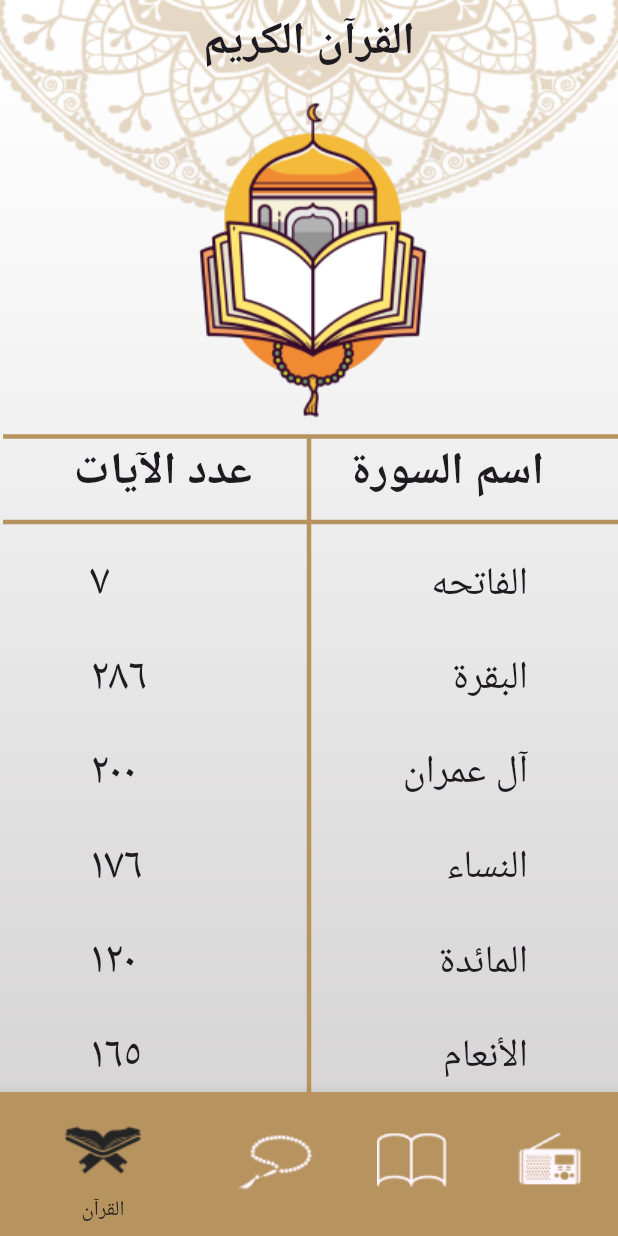
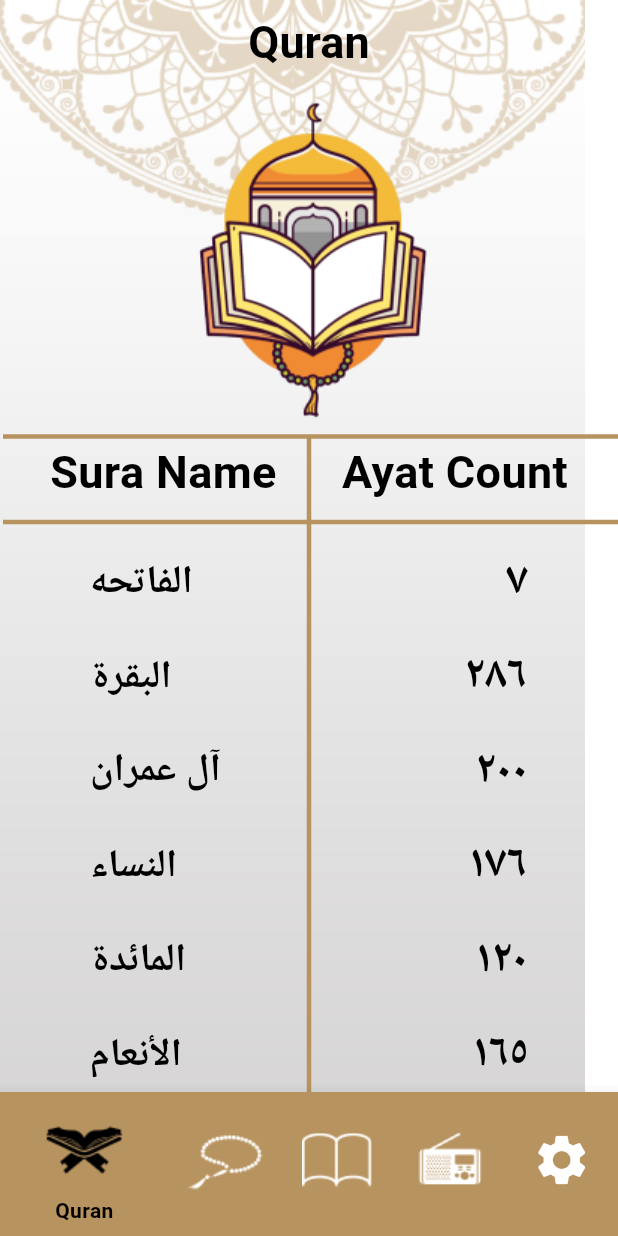
Before and after one commit to amrreda1998/IslamiApp, a Flutter app: the screen it shows after launch, on a phone screen of 412 x 824 dp. Run offline on Flutter 3.47's test engine with Material 3 defaults, Android fonts, the phone set to English and light mode, and no system bars; our stand-ins replace dropdown_button2, google_fonts; generated files the repository leaves out were written again.

Commit message:
created settings tab + localization  + theming feaures

```diff
--- /dev/null
+++ b/islamiapp/l10n.yaml
@@ -0,0 +1,3 @@
+arb-dir: lib/l10n
+template-arb-file: app_en.arb
+output-localization-file: app_localizations.dart
--- /dev/null
+++ b/islamiapp/lib/Themes/mythemedata.dart
@@ -0,0 +1,96 @@
+import 'package:flutter/material.dart';
+import 'package:flutter/widgets.dart';
+import 'package:islamiapp/screens/settings_tab_screen.dart';
+
+class MyThemeData {
+  static final ThemeData light_theme = ThemeData(
+    primaryColor: const Color(0xffB7935F),
+    scaffoldBackgroundColor: Colors.transparent,
+    appBarTheme: const AppBarTheme(
+      backgroundColor: Colors.transparent,
+      iconTheme: IconThemeData(color: Colors.black),
+      elevation: 0,
+      centerTitle: true,
+      shadowColor: Colors.transparent,
+      titleTextStyle: TextStyle(
+        color: Colors.black,
+        fontSize: 30,
+        fontWeight: FontWeight.bold,
+      ),
+    ),
+    bottomNavigationBarTheme: const BottomNavigationBarThemeData(
+      selectedItemColor: Colors.black,
+      unselectedItemColor: Colors.white,
+      // backgroundColor: Color(0xffB7935F), does not work so i used canvas color way
+    ),
+    textTheme: const TextTheme(
+      bodyLarge: TextStyle(
+        color: Colors.black,
+        fontSize: 25,
+        fontWeight: FontWeight.bold,
+      ),
+      bodyMedium: TextStyle(
+        color: Colors.black,
+        fontSize: 25,
+        fontWeight: FontWeight.w700,
+      ),
+      bodySmall: TextStyle(
+        color: Colors.black,
+        fontSize: 25,
+        fontWeight: FontWeight.bold,
+      ),
+    ),
+  );
+
+  static final ThemeData dark_theme = ThemeData(
+    primaryColor: const Color(0xff141A2E),
+    scaffoldBackgroundColor: Colors.transparent,
+    appBarTheme: const AppBarTheme(
+      backgroundColor: Colors.transparent,
+      iconTheme: IconThemeData(color: Colors.white),
+      elevation: 0,
+      centerTitle: true,
+      shadowColor: Colors.transparent,
+      titleTextStyle: TextStyle(
+        color: Colors.white,
+        fontSize: 30,
+        fontWeight: FontWeight.bold,
+      ),
+    ),
+    bottomNavigationBarTheme: const BottomNavigationBarThemeData(
+      selectedItemColor: Color(0xffB7935F),
+      unselectedItemColor: Colors.white,
+      // backgroundColor: Color(0xff141A2E), does not work so i used canvas color way
+    ),
+    textTheme: const TextTheme(
+      bodyLarge: TextStyle(
+        color: Colors.white,
+        fontSize: 25,
+        fontWeight: FontWeight.bold,
+      ),
+      bodyMedium: TextStyle(
+        color: Colors.white,
+        fontSize: 25,
+        fontWeight: FontWeight.w700,
+      ),
+      bodySmall: TextStyle(
+        color: Colors.white,
+        fontSize: 25,
+        fontWeight: FontWeight.bold,
+      ),
+    ),
+  );
+
+  //background image for the entire app
+  static Image appbackgroundimage =
+      Image.asset("assets/images/background_image.png");
+  setBackgoroundImage() {
+    if (SettingsTabScreen.choosenTheme == "Light Theme" ||
+        SettingsTabScreen.choosenTheme == "الوضع النهارى") {
+          appbackgroundimage = Image.asset("assets/images/background_image.png");
+    } else if (SettingsTabScreen.choosenTheme == "Dark Theme" ||
+        SettingsTabScreen.choosenTheme == "الوضع الليلى") {
+          appbackgroundimage = Image.asset("assets/images/background_image_dark.png");
+        }
+  }
+}
--- /dev/null
+++ b/islamiapp/lib/l10n/app_ar.arb
@@ -0,0 +1,19 @@
+{
+    "app_title":"اسلامى",
+    "sura_name":"اسم السورة",
+    "ayat_count":"عدد الآيات",
+    "quran":"القرآن",
+    "hadieth":"الأحاديث",
+    "sebha":"السبحة",
+    "tasbehatCount":"عدد التسبيحات :",
+    "radio":"الراديو",
+    "hadieth_name":"اسم الحديث",
+    "quran_kareem_radio":"إذاعة القرآن الكريم",
+    "settings" : "الإعدادات",
+    "choose_app_language":"اختر لغة التطبيق",
+    "choose_app_theme":"اختر وضع التطبيق",
+    "light_theme":"الوضع النهارى",
+    "dark_theme":"الوضع الليلي",
+    "arabic_language":"العربية",
+    "english_language":"الإنجليزية"
+}
--- /dev/null
+++ b/islamiapp/lib/l10n/app_en.arb
@@ -0,0 +1,19 @@
+{
+    "app_title":"Islami",
+    "sura_name":"Sura Name",
+    "ayat_count":"Ayat Count",
+    "quran":"Quran",
+    "hadieth":"Hadieth",
+    "sebha":"Sebha",
+    "tasbehatCount":"Tasbehat count :",
+    "radio":"Radio",
+    "hadieth_name":"Hadieth Name",
+    "quran_kareem_radio":"Quran Kareem Broadcasting",
+    "settings" : "Settings",
+    "choose_app_language":"Choose The App language",
+    "choose_app_theme":"Choose The App Theme",
+    "light_theme":"Light Theme",
+    "dark_theme":"Dark Theme",
+    "arabic_language":"Arabic",
+    "english_language":"English"
+}
--- a/islamiapp/lib/main.dart
+++ b/islamiapp/lib/main.dart
@@ -1,12 +1,19 @@
 import 'package:flutter/material.dart';
+import 'package:islamiapp/Themes/mythemedata.dart';
+import 'package:islamiapp/providers/app_config_provider.dart';
 import 'package:islamiapp/screens/ahadieth_tab_screen.dart';
 import 'package:islamiapp/screens/quran_tab_screen.dart';
 import 'package:islamiapp/screens/radio_tab_screen.dart';
 import 'package:islamiapp/screens/sebhaa_tab_screen.dart';
-import 'package:flutter_localizations/flutter_localizations.dart';
+import 'package:flutter_gen/gen_l10n/app_localizations.dart';
+import 'package:islamiapp/screens/settings_tab_screen.dart';
+import 'package:provider/provider.dart';
 
 void main() {
-  runApp(const MyApp());
+  runApp(
+    ChangeNotifierProvider(
+        create: (context) => AppConfigProvider(), child: const MyApp()),
+  );
 }
 
 class MyApp extends StatelessWidget {
@@ -15,28 +22,29 @@ class MyApp extends StatelessWidget {
   // This widget is the root of your application.
   @override
   Widget build(BuildContext context) {
+    //make a provider object of my language provider
+    var provider = Provider.of<AppConfigProvider>(context);
+
+
     return MaterialApp(
       title: 'IslamiApp',
       initialRoute: QuranTabScreen.routeName,
-      theme: ThemeData(),
+      debugShowCheckedModeBanner: false,
 
       routes: {
         QuranTabScreen.routeName: (context) => const QuranTabScreen(),
         SebhaaTabScreen.routeName: (context) => const SebhaaTabScreen(),
         AhadiethTabScreen.routeName: (context) => const AhadiethTabScreen(),
-        RadioTabScreen.routeName: (context) => const RadioTabScreen()
+        RadioTabScreen.routeName: (context) => const RadioTabScreen(),
+        SettingsTabScreen.routeName: (context) => const SettingsTabScreen(),
       },
       //Localization
-      localizationsDelegates: const [
-        GlobalMaterialLocalizations.delegate,
-        GlobalWidgetsLocalizations.delegate,
-        GlobalCupertinoLocalizations.delegate,
-      ],
-      supportedLocales: const [
-        Locale('ar'), // English
-        Locale('en'), // Spanish
-      ],
-      debugShowCheckedModeBanner: false,
+      localizationsDelegates: AppLocalizations.localizationsDelegates,
+      supportedLocales: AppLocalizations.supportedLocales,
+      locale: Locale(provider.appLanguage),
+      themeMode: provider.thememode,
+      theme: MyThemeData.light_theme,
+      darkTheme: MyThemeData.dark_theme,
     );
   }
 }
--- a/islamiapp/lib/reusable_widgets/helper_methods_and_attributes.dart
+++ b/islamiapp/lib/reusable_widgets/helper_methods_and_attributes.dart
@@ -4,6 +4,7 @@ import 'package:islamiapp/screens/ahadieth_tab_screen.dart';
 import 'package:islamiapp/screens/quran_tab_screen.dart';
 import 'package:islamiapp/screens/radio_tab_screen.dart';
 import 'package:islamiapp/screens/sebhaa_tab_screen.dart';
+import 'package:islamiapp/screens/settings_tab_screen.dart';
 
 class HelperMethodsAndAttributes {
   //method to convert numbers in a string to its arabic fomat
@@ -22,6 +23,7 @@ class HelperMethodsAndAttributes {
     1: SebhaaTabScreen.routeName,
     2: AhadiethTabScreen.routeName,
     3: RadioTabScreen.routeName,
+    4: SettingsTabScreen.routeName,
   };
 
   //method to form a title for every hadieth in the list
--- a/islamiapp/lib/screens/ahadieth_content_screen.dart
+++ b/islamiapp/lib/screens/ahadieth_content_screen.dart
@@ -1,6 +1,8 @@
 import 'package:flutter/material.dart';
 import 'package:google_fonts/google_fonts.dart';
+import 'package:islamiapp/Themes/mythemedata.dart';
 import 'package:islamiapp/reusable_widgets/helper_methods_and_attributes.dart';
+// import 'package:flutter_gen/gen_l10n/app_localizations.dart';
 
 class HadiethContentScreen extends StatefulWidget {
   static int hadiethindex = 0;
@@ -18,7 +20,7 @@ class _HadiethContentScreen extends State<HadiethContentScreen> {
   @override
   Widget build(BuildContext context) {
     return Stack(children: <Widget>[
-      Image.asset("assets/images/background_image.png"),
+     MyThemeData.appbackgroundimage,
       Scaffold(
         backgroundColor: Colors.transparent,
         appBar: AppBar(
--- a/islamiapp/lib/screens/quran_sura_content_screen.dart
+++ b/islamiapp/lib/screens/quran_sura_content_screen.dart
@@ -1,8 +1,10 @@
 import 'package:flutter/material.dart';
 import 'package:flutter/services.dart' show rootBundle;
 import 'package:google_fonts/google_fonts.dart';
+import 'package:islamiapp/Themes/mythemedata.dart';
 import 'package:islamiapp/reusable_widgets/helper_methods_and_attributes.dart';
 import 'package:islamiapp/screens/quran_tab_screen.dart';
+// import 'package:flutter_gen/gen_l10n/app_localizations.dart';
 
 class QuranSuratScreen extends StatefulWidget {
   static int suratFileIndex = 1;
@@ -48,7 +50,7 @@ class _QuranSuratScreenState extends State<QuranSuratScreen> {
     }
 
     return Stack(children: <Widget>[
-      Image.asset("assets/images/background_image.png"),
+      MyThemeData.appbackgroundimage,
       Scaffold(
         backgroundColor: Colors.transparent,
         appBar: AppBar(
--- a/islamiapp/lib/screens/quran_tab_screen.dart
+++ b/islamiapp/lib/screens/quran_tab_screen.dart
@@ -1,7 +1,9 @@
 import 'package:flutter/material.dart';
 import 'package:google_fonts/google_fonts.dart';
+import 'package:islamiapp/Themes/mythemedata.dart';
 import 'package:islamiapp/reusable_widgets/helper_methods_and_attributes.dart';
 import 'package:islamiapp/screens/quran_sura_content_screen.dart';
+import 'package:flutter_gen/gen_l10n/app_localizations.dart';
 
 class QuranTabScreen extends StatefulWidget {
   const QuranTabScreen({super.key});
@@ -252,17 +254,13 @@ class _QuranTabScreenState extends State<QuranTabScreen> {
   Widget build(BuildContext context) {
     return Stack(
       children: <Widget>[
-        Image.asset(
-          "assets/images/background_image.png",
-          fit: BoxFit.fill,
-          width: double.infinity,
-        ),
+        MyThemeData.appbackgroundimage,
         Scaffold(
           backgroundColor: Colors.transparent,
           appBar: AppBar(
-            title: const Text(
-              "القرآن الكريم",
-              style: TextStyle(fontSize: 30, fontWeight: FontWeight.bold),
+            title: Text(
+              AppLocalizations.of(context)!.quran,
+              style: const TextStyle(fontSize: 30, fontWeight: FontWeight.bold),
             ),
             centerTitle: true,
             backgroundColor: Colors.transparent,
@@ -270,8 +268,8 @@ class _QuranTabScreenState extends State<QuranTabScreen> {
             automaticallyImplyLeading: false,
           ),
           bottomNavigationBar: Theme(
-            data: ThemeData(
-              canvasColor: const Color(0xffB7935F),
+            data: Theme.of(context).copyWith(
+              canvasColor: Theme.of(context).primaryColor,
             ),
             child: BottomNavigationBar(
               currentIndex: selectedItemIndex,
@@ -287,33 +285,39 @@ class _QuranTabScreenState extends State<QuranTabScreen> {
                   }
                 });
               },
-              selectedItemColor: const Color(0xff242424),
-              items: const [
+              items: [
                 BottomNavigationBarItem(
-                    icon: ImageIcon(
+                    icon: const ImageIcon(
                       AssetImage(
                           "assets/images/quran_tab_images/quran_icon.png"),
                       size: 62,
                     ),
-                    label: "القرآن"),
+                    label: AppLocalizations.of(context)!.quran),
                 BottomNavigationBarItem(
-                    icon: ImageIcon(
+                    icon: const ImageIcon(
                       AssetImage("assets/images/quran_tab_images/sebha.png"),
                       size: 62,
                     ),
-                    label: "السبحة"),
+                    label: AppLocalizations.of(context)!.sebha),
                 BottomNavigationBarItem(
-                    icon: ImageIcon(
+                    icon: const ImageIcon(
                       AssetImage("assets/images/quran_tab_images/hadieth.png"),
                       size: 62,
                     ),
-                    label: "الحديث"),
+                    label: AppLocalizations.of(context)!.hadieth),
                 BottomNavigationBarItem(
-                    icon: ImageIcon(
+                    icon: const ImageIcon(
                       AssetImage("assets/images/quran_tab_images/radio.png"),
                       size: 62,
                     ),
-                    label: "الراديو"),
+                    label: AppLocalizations.of(context)!.radio),
+                BottomNavigationBarItem(
+                  icon: const Icon(
+                    Icons.settings,
+                    size: 40,
+                  ),
+                  label: AppLocalizations.of(context)!.settings,
+                ),
               ],
             ),
           ),
@@ -334,26 +338,26 @@ class _QuranTabScreenState extends State<QuranTabScreen> {
                       margin: const EdgeInsets.all(10),
                       child: Column(
                         children: [
-                          const Row(
+                          Row(
                             mainAxisAlignment: MainAxisAlignment.spaceAround,
                             children: [
-                              SizedBox(
+                              const SizedBox(
                                 width: 2,
                               ),
                               Text(
-                                "عدد الآيات",
-                                style: TextStyle(
+                                AppLocalizations.of(context)!.sura_name,
+                                style: const TextStyle(
                                     fontSize: 30, fontWeight: FontWeight.bold),
                               ),
-                              SizedBox(
+                              const SizedBox(
                                 width: 15,
                               ),
                               Text(
-                                "اسم السورة",
-                                style: TextStyle(
+                                AppLocalizations.of(context)!.ayat_count,
+                                style: const TextStyle(
                                     fontSize: 30, fontWeight: FontWeight.bold),
                               ),
-                              SizedBox(
+                              const SizedBox(
                                 width: 2,
                               ),
                             ],
@@ -384,8 +388,18 @@ class _QuranTabScreenState extends State<QuranTabScreen> {
                                           MainAxisAlignment.spaceBetween,
                                       children: [
                                         Padding(
-                                          padding:
-                                              const EdgeInsets.only(left: 40),
+                                          padding: const EdgeInsets.symmetric(
+                                              horizontal: 40),
+                                          child: Text(
+                                            QuranTabScreen.suraNames[index],
+                                            style: GoogleFonts.amiriQuran(
+                                              fontSize: 26,
+                                            ),
+                                          ),
+                                        ),
+                                        Padding(
+                                          padding: const EdgeInsets.symmetric(
+                                              horizontal: 40),
                                           child: Text(
                                             HelperMethodsAndAttributes
                                                 .convertToArabicNumber(
@@ -394,16 +408,6 @@ class _QuranTabScreenState extends State<QuranTabScreen> {
                                                         .toString()),
                                             style:
                                                 const TextStyle(fontSize: 30),
-                                          ),
-                                        ),
-                                        Padding(
-                                          padding:
-                                              const EdgeInsets.only(right: 40),
-                                          child: Text(
-                                            QuranTabScreen.suraNames[index],
-                                            style: GoogleFonts.amiriQuran(
-                                              fontSize: 26,
-                                            ),
                                           ),
                                         ),
                                       ],
--- a/islamiapp/pubspec.yaml
+++ b/islamiapp/pubspec.yaml
@@ -35,6 +35,8 @@ dependencies:
   intl: any
   flutter_native_splash: ^2.4.1
   google_fonts: ^6.2.1
+  dropdown_button2: ^2.3.8
+  provider: ^6.1.2
   # just_audio: ^0.9.39
   # audioplayers: ^6.0.0
 
@@ -62,12 +64,12 @@ dev_dependencies:
 
 # The following section is specific to Flutter packages.
 flutter:
-
+  generate: true
   # The following line ensures that the Material Icons font is
   # included with your application, so that you can use the icons in
   # the material Icons class.
   uses-material-design: true
-  generate: true
+
 
   # To add assets to your application, add an assets section, like this:
   assets:
```
Also changed, not shown: islamiapp/lib/providers/app_config_provider.dart (added, +26 -0 lines), islamiapp/lib/screens/ahadieth_tab_screen.dart (+29 -20 lines), islamiapp/lib/screens/radio_tab_screen.dart (+26 -17 lines), islamiapp/lib/screens/sebhaa_tab_screen.dart (+40 -31 lines), islamiapp/lib/screens/settings_tab_screen.dart (added, +250 -0 lines), islamiapp/pubspec.lock.
